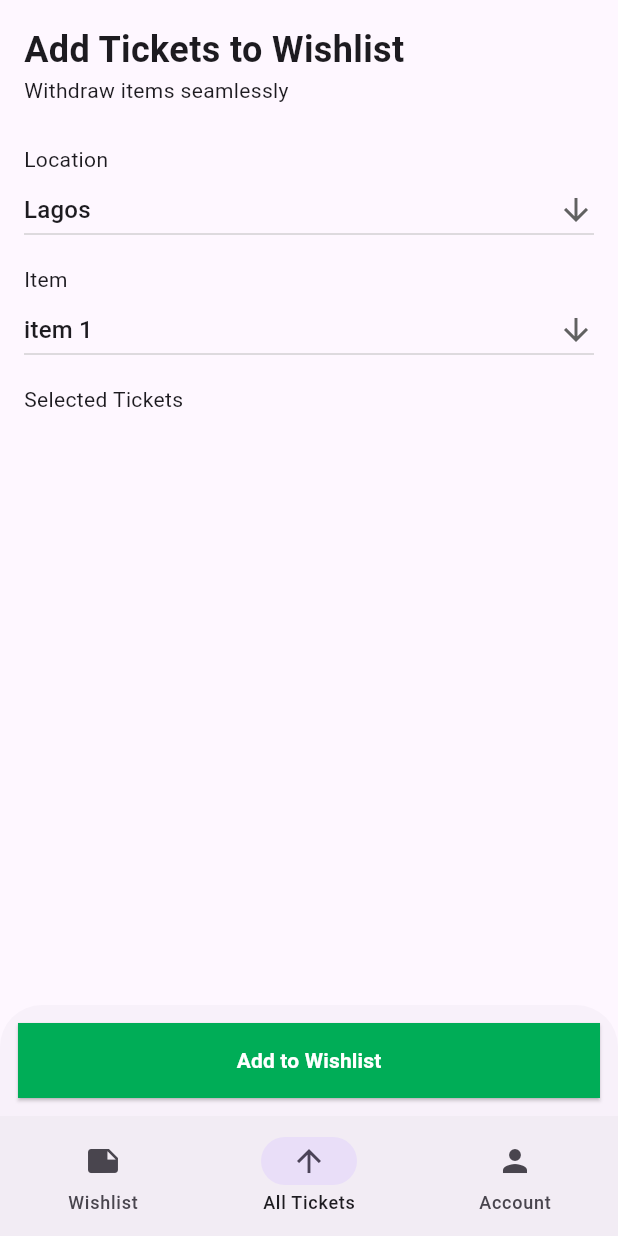
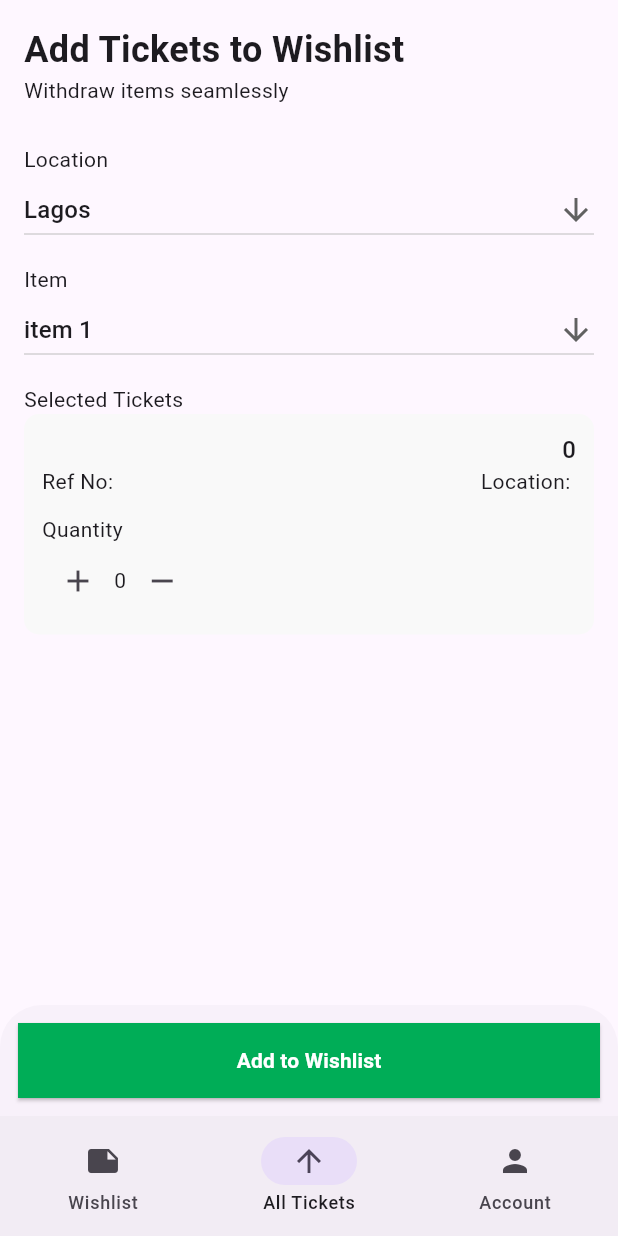
Before and after one commit to rexfilius/ticketing-app, a Flutter app: the AddWishlistScreen screen opened by its route, on a phone screen of 412 x 824 dp. Run offline on Flutter 3.47's test engine with Material 3 defaults, Android fonts, the phone set to English and light mode, and no system bars; our stand-ins replace dio, equatable, flutter_riverpod, go_router.

Commit message:
feature to add ticket to wishlist

```diff
--- a/lib/screens/all_tickets/notifier/all_tickets_notifier.dart
+++ b/lib/screens/all_tickets/notifier/all_tickets_notifier.dart
@@ -1,5 +1,10 @@
 import 'package:flutter_riverpod/flutter_riverpod.dart';
 import 'package:ticketing_app/screens/all_tickets/models/all_tickets_state.dart';
+import 'package:ticketing_app/screens/all_tickets/models/ticket_model.dart';
+
+final inMemoryTicketProvider = StateProvider((ref) {
+  return TicketModel.empty();
+});
 
 final allTicketsProvider =
     NotifierProvider<AllTicketsNotifier, AllTicketsState>(
--- a/lib/screens/all_tickets/ui/add_wishlist_screen.dart
+++ b/lib/screens/all_tickets/ui/add_wishlist_screen.dart
@@ -1,7 +1,10 @@
 import 'package:flutter/material.dart';
 import 'package:flutter_riverpod/flutter_riverpod.dart';
+import 'package:ticketing_app/screens/all_tickets/notifier/all_tickets_notifier.dart';
 import 'package:ticketing_app/screens/all_tickets/ui_widgets/location_dropdown.dart';
 import 'package:ticketing_app/screens/all_tickets/ui_widgets/tickets_dropdown.dart';
+import 'package:ticketing_app/screens/all_tickets/ui_widgets/wishlist_card.dart';
+import 'package:ticketing_app/screens/wishlist/notifier/wishlist_notifier.dart';
 import 'package:ticketing_app/utils/custom_app_bar.dart';
 
 class AddWishlistScreen extends ConsumerStatefulWidget {
@@ -15,6 +18,8 @@ class AddWishlistScreen extends ConsumerStatefulWidget {
 class _AddWishlistScreenState extends ConsumerState<AddWishlistScreen> {
   @override
   Widget build(BuildContext context) {
+    final ticket = ref.watch(inMemoryTicketProvider);
+    //
     return Scaffold(
       appBar: CustomAppBar(
         title: 'Add Tickets to Wishlist',
@@ -32,6 +37,7 @@ class _AddWishlistScreenState extends ConsumerState<AddWishlistScreen> {
             TicketsDropdown(),
             SizedBox(height: 12),
             Text('Selected Tickets'),
+            WishlistCard(),
           ],
         ),
       ),
@@ -44,7 +50,12 @@ class _AddWishlistScreenState extends ConsumerState<AddWishlistScreen> {
             foregroundColor: Colors.white,
             shape: RoundedRectangleBorder(),
           ),
-          onPressed: () {},
+          onPressed: () {
+            ref.read(wishlistProvider.notifier).addToWishlist(ticket);
+            ScaffoldMessenger.of(
+              context,
+            ).showSnackBar(SnackBar(content: Text('Added to Wishlist')));
+          },
           child: Text(
             'Add to Wishlist',
             style: TextStyle(fontWeight: FontWeight.w700),
--- a/lib/screens/all_tickets/ui_widgets/tickets_list_view.dart
+++ b/lib/screens/all_tickets/ui_widgets/tickets_list_view.dart
@@ -3,6 +3,7 @@ import 'package:flutter_riverpod/flutter_riverpod.dart';
 import 'package:go_router/go_router.dart';
 import 'package:ticketing_app/routes/routes.dart';
 import 'package:ticketing_app/screens/all_tickets/models/ticket_model.dart';
+import 'package:ticketing_app/screens/all_tickets/notifier/all_tickets_notifier.dart';
 
 class TicketsListView extends ConsumerStatefulWidget {
   const TicketsListView({super.key});
@@ -32,6 +33,7 @@ class _TicketsListViewState extends ConsumerState<TicketsListView> {
               item.isChecked = checked!;
             });
             if (item.isChecked) {
+              ref.read(inMemoryTicketProvider.notifier).state = item;
               context.push(RouteNest.addWishlist);
             }
           },
--- /dev/null
+++ b/lib/screens/all_tickets/ui_widgets/wishlist_card.dart
@@ -0,0 +1,75 @@
+import 'package:flutter/material.dart';
+import 'package:flutter_riverpod/flutter_riverpod.dart';
+import 'package:ticketing_app/screens/all_tickets/notifier/all_tickets_notifier.dart';
+
+class WishlistCard extends ConsumerStatefulWidget {
+  const WishlistCard({super.key});
+
+  @override
+  ConsumerState<ConsumerStatefulWidget> createState() => _WishlistCardState();
+}
+
+class _WishlistCardState extends ConsumerState<WishlistCard> {
+  @override
+  Widget build(BuildContext context) {
+    final ticket = ref.watch(inMemoryTicketProvider);
+    return Container(
+      padding: EdgeInsets.all(12.0),
+      decoration: BoxDecoration(
+        color: Color(0xffF9F9F9),
+        borderRadius: BorderRadius.all(Radius.circular(10)),
+      ),
+      child: Column(
+        children: [
+          Row(
+            mainAxisAlignment: MainAxisAlignment.spaceBetween,
+            children: [
+              Text(
+                ticket.artist,
+                style: TextStyle(fontWeight: FontWeight.w500, fontSize: 16),
+              ),
+              Text(
+                "${ticket.ticketPrice}",
+                style: TextStyle(fontWeight: FontWeight.w500, fontSize: 16),
+              ),
+            ],
+          ),
+          Row(
+            mainAxisAlignment: MainAxisAlignment.spaceBetween,
+            children: [
+              Text("Ref No: ${ticket.ticketRef}"),
+              Text("Location: ${ticket.location}"),
+            ],
+          ),
+          SizedBox(height: 12),
+          Align(alignment: Alignment.centerLeft, child: Text('Quantity')),
+          Row(
+            children: [
+              IconButton(
+                onPressed: () {
+                  setState(() {
+                    ticket.quantity += 1;
+                  });
+                },
+                icon: Icon(Icons.add),
+              ),
+              Text("${ticket.quantity}"),
+              IconButton(
+                onPressed: () {
+                  if (ticket.quantity == 1) {
+                    return;
+                  } else {
+                    setState(() {
+                      ticket.quantity -= 1;
+                    });
+                  }
+                },
+                icon: Icon(Icons.remove),
+              ),
+            ],
+          ),
+        ],
+      ),
+    );
+  }
+}
--- a/lib/screens/wishlist/notifier/wishlist_notifier.dart
+++ b/lib/screens/wishlist/notifier/wishlist_notifier.dart
@@ -1,4 +1,5 @@
 import 'package:flutter_riverpod/flutter_riverpod.dart';
+import 'package:ticketing_app/screens/all_tickets/models/ticket_model.dart';
 import 'package:ticketing_app/screens/wishlist/model/wishlist_state.dart';
 
 final wishlistProvider = NotifierProvider<WishlistNotifier, WishlistState>(
@@ -10,4 +11,11 @@ class WishlistNotifier extends Notifier<WishlistState> {
   WishlistState build() {
     return WishlistState(list: []);
   }
+
+  void addToWishlist(TicketModel ticket) {
+    if (state.list.contains(ticket)) {
+
+    }
+    state = state.copyWith(list: [...state.list, ticket]);
+  }
 }
```
